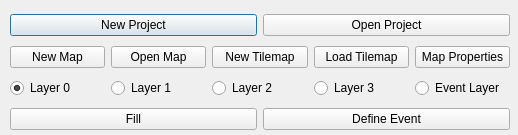
The window that UI/Main.ui (mratmartinez/Mapuche) describes before a commit, drawn with Qt 5.
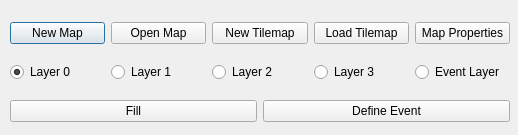
The same window after the commit.

Commit message: Project thing wasn't a good idea.

What changed in the file:
```diff
--- a/UI/Main.ui
+++ b/UI/Main.ui
@@ -23,31 +23,22 @@
     </rect>
    </property>
    <layout class="QVBoxLayout" name="verticalLayout">
-    <item>
-     <layout class="QHBoxLayout" name="horizontalLayout_4">
-      <item>
-       <widget class="QPushButton" name="newProjbtn">
-        <property name="text">
-         <string>New Project</string>
-        </property>
-       </widget>
-      </item>
-      <item>
-       <widget class="QPushButton" name="openProjbtn">
-        <property name="text">
-         <string>Open Project</string>
-        </property>
-       </widget>
-      </item>
-     </layout>
-    </item>
     <item>
      <layout class="QHBoxLayout" name="horizontalLayout">
       <item>
        <widget class="QPushButton" name="newMapbtn">
+        <property name="enabled">
+         <bool>true</bool>
+        </property>
         <property name="text">
          <string>New Map</string>
         </property>
+        <property name="checkable">
+         <bool>false</bool>
+        </property>
+        <property name="flat">
+         <bool>false</bool>
+        </property>
        </widget>
       </item>
       <item>
```
The commit also changes 5 other files.
